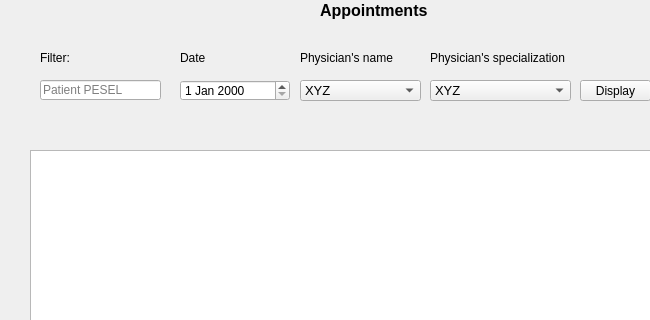
FilipHa5/Clinic-Management-PyMongo, file gui/ShowAppointments.ui: the form before one commit; both pictures show x 0 to 650 and y 0 to 320 of the 752 by 611 pixel window.
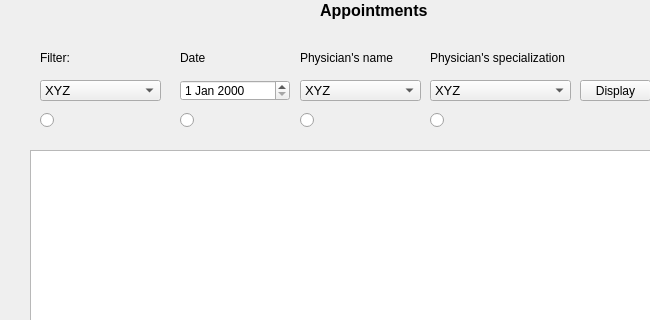
The form after the commit.

Commit message: Added radio buttond in ScheduleAppointment.py. Separated checking opers. from adding to mongo in adding windows.

The edit to the form file:
```diff
--- a/gui/ShowAppointments.ui
+++ b/gui/ShowAppointments.ui
@@ -78,19 +78,6 @@
     <bool>true</bool>
    </property>
   </widget>
-  <widget class="QLineEdit" name="line_edit_pesel">
-   <property name="geometry">
-    <rect>
-     <x>40</x>
-     <y>80</y>
-     <width>121</width>
-     <height>20</height>
-    </rect>
-   </property>
-   <property name="placeholderText">
-    <string>Patient PESEL</string>
-   </property>
-  </widget>
   <widget class="QDateEdit" name="date_edit">
    <property name="geometry">
     <rect>
@@ -193,6 +180,84 @@
     <string>Physician's specialization</string>
    </property>
   </widget>
+  <widget class="QComboBox" name="combo_box_pesel">
+   <property name="geometry">
+    <rect>
+     <x>40</x>
+     <y>80</y>
+     <width>121</width>
+     <height>21</height>
+    </rect>
+   </property>
+   <property name="font">
+    <font>
+     <pointsize>10</pointsize>
+    </font>
+   </property>
+   <property name="editable">
+    <bool>false</bool>
+   </property>
+   <property name="currentText">
+    <string>XYZ</string>
+   </property>
+   <item>
+    <property name="text">
+     <string>XYZ</string>
+    </property>
+   </item>
+  </widget>
+  <widget class="QRadioButton" name="pesel_radio_button">
+   <property name="geometry">
+    <rect>
+     <x>40</x>
+     <y>110</y>
+     <width>100</width>
+     <height>20</height>
+    </rect>
+   </property>
+   <property name="text">
+    <string/>
+   </property>
+  </widget>
+  <widget class="QRadioButton" name="date_radio_button">
+   <property name="geometry">
+    <rect>
+     <x>180</x>
+     <y>110</y>
+     <width>100</width>
+     <height>20</height>
+    </rect>
+   </property>
+   <property name="text">
+    <string/>
+   </property>
+  </widget>
+  <widget class="QRadioButton" name="phy_name_radio_button">
+   <property name="geometry">
+    <rect>
+     <x>300</x>
+     <y>110</y>
+     <width>100</width>
+     <height>20</height>
+    </rect>
+   </property>
+   <property name="text">
+    <string/>
+   </property>
+  </widget>
+  <widget class="QRadioButton" name="specialization_radio_button">
+   <property name="geometry">
+    <rect>
+     <x>430</x>
+     <y>110</y>
+     <width>100</width>
+     <height>20</height>
+    </rect>
+   </property>
+   <property name="text">
+    <string/>
+   </property>
+  </widget>
  </widget>
  <resources/>
  <connections/>
```
The commit also changes 20 other files.
